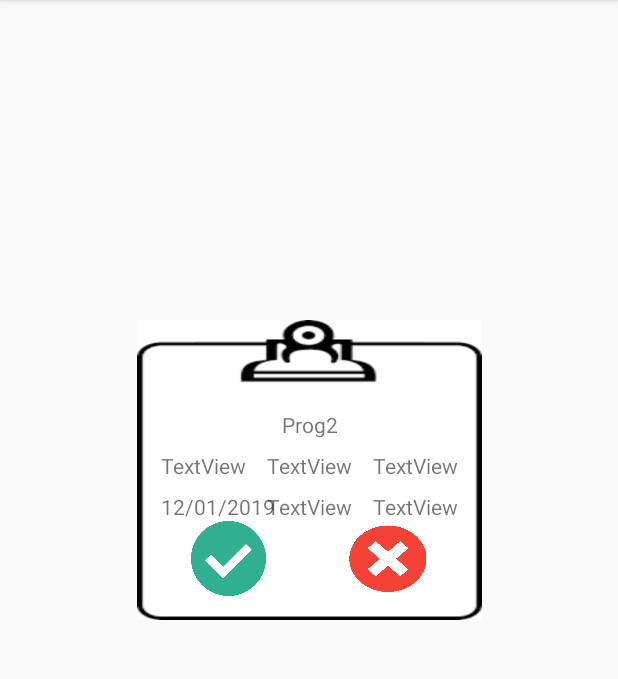
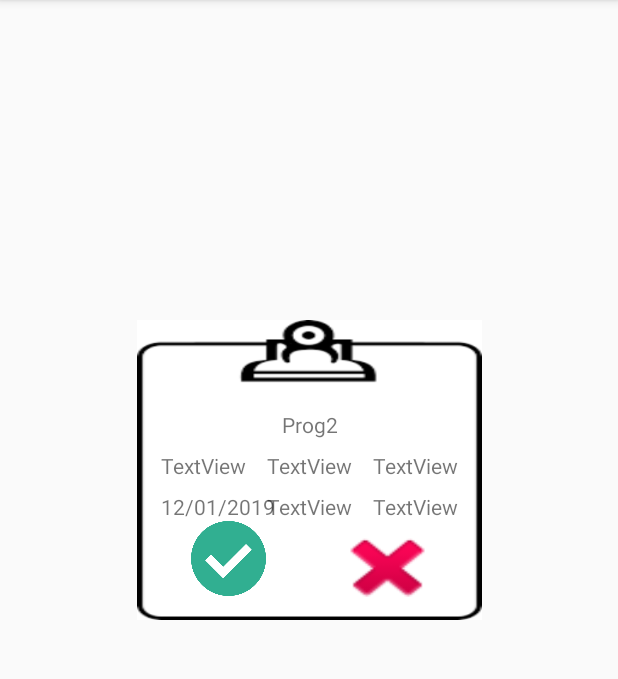
Before and after one commit to 3PNX/FindNLearn, an Android app: the GroupOverviewActivity screen opened directly, with no data from a screen before it, on a phone screen of 412 x 824 dp, the part 84-763 px from its top. Run offline under Robolectric (Android 15) with nearby library versions, the phone set to English and light mode, and no system bars; our stand-ins replace Firebase (no records; nobody signed in at launch, a user with empty details on screens opened directly).

Commit message:
overviewnew K

```diff
--- a/app/src/main/res/layout/activity_overview.xml
+++ b/app/src/main/res/layout/activity_overview.xml
@@ -72,12 +72,13 @@
 
     <Button
         android:id="@+id/button2"
-        android:layout_width="70dp"
-        android:layout_height="85dp"
-        android:layout_marginEnd="28dp"
-        android:layout_marginRight="28dp"
-        android:background="@drawable/del"
+        android:layout_width="78dp"
+        android:layout_height="62dp"
+        android:layout_marginEnd="24dp"
+        android:layout_marginRight="24dp"
+        android:layout_marginBottom="4dp"
 
+        android:background="@android:drawable/ic_delete"
         app:layout_constraintBottom_toBottomOf="parent"
         app:layout_constraintEnd_toEndOf="parent" />
 
```
